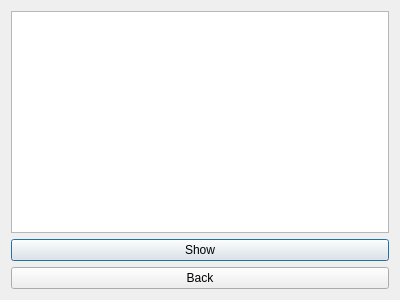
Old version of the form sampledialog.ui in the repository FlyingBlazer/WAC.
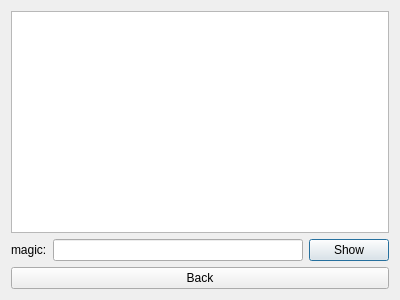
New version of the form.

```diff
--- a/sampledialog.ui
+++ b/sampledialog.ui
@@ -28,11 +28,25 @@
     </widget>
    </item>
    <item>
+    <layout class="QHBoxLayout" name="horizontalLayout">
+     <item>
+      <widget class="QLabel" name="label">
+       <property name="text">
+        <string>magic:</string>
+       </property>
+      </widget>
+     </item>
+     <item>
+      <widget class="QLineEdit" name="lineEdit"/>
+     </item>
+     <item>
     <widget class="QPushButton" name="pushButton_2">
      <property name="text">
       <string>Show</string>
      </property>
     </widget>
+     </item>
+    </layout>
    </item>
    <item>
     <widget class="QPushButton" name="pushButton">
```
Lines whose indentation alone changed are shown as unchanged.
